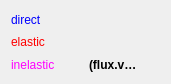
Old version of the form nicos_mlz/spheres/gui/flux.ui in the repository mlz-ictrl/nicos.
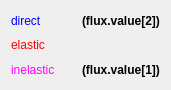
New version of the form. Custom widgets are drawn as their Qt base class.

```diff
--- a/nicos_mlz/spheres/gui/flux.ui
+++ b/nicos_mlz/spheres/gui/flux.ui
@@ -7,7 +7,7 @@
     <x>0</x>
     <y>0</y>
     <width>171</width>
-    <height>84</height>
+    <height>90</height>
    </rect>
   </property>
   <property name="sizePolicy">
@@ -28,8 +28,8 @@
        <bold>true</bold>
       </font>
      </property>
-     <property name="dev" stdset="0">
-      <string>flux</string>
+     <property name="text">
+      <string>(flux.value[2])</string>
      </property>
      <property name="key" stdset="0">
       <string>flux.value[2]</string>
@@ -202,10 +202,7 @@
       </font>
      </property>
      <property name="text">
-      <string>(flux.v…</string>
-     </property>
-     <property name="dev" stdset="0">
-      <string>flux</string>
+      <string>(flux.value[1])</string>
      </property>
      <property name="key" stdset="0">
       <string>flux.value[1]</string>
```
Left out of the diff: 5 changed lines with no effect on the pictures.
